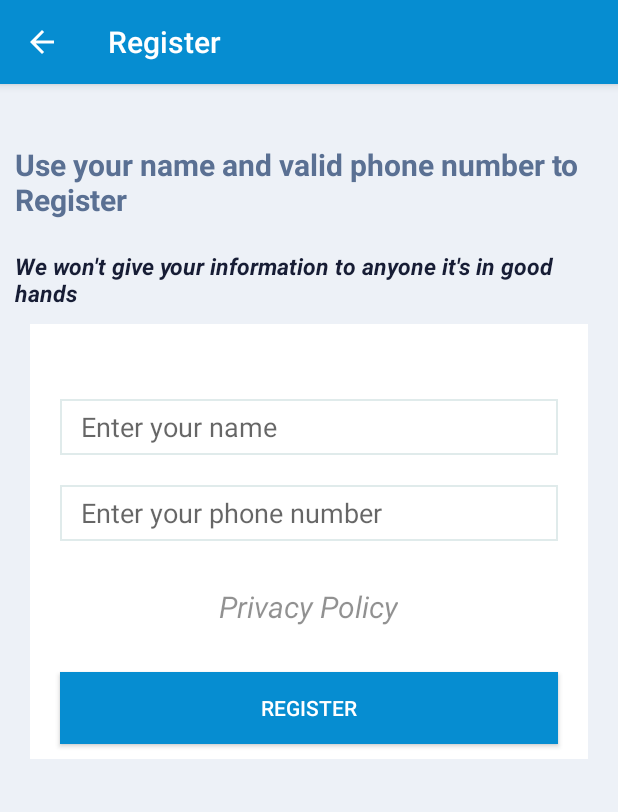
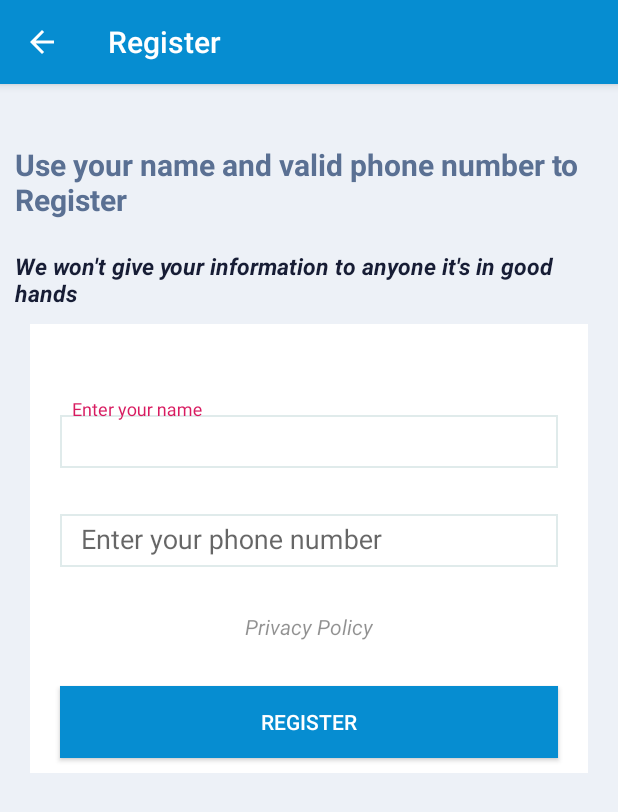
Before and after one commit to WakisaC/Geocoding-System-for-Navigation_Mobile_app, an Android app: the screen it shows after launch (Register), after a tap on "GET STARTED", on a phone screen of 412 x 824 dp. Shown: the top 812 px of the screen. Run offline under Robolectric (Android 15) with nearby library versions, the phone set to English and light mode, and no system bars; Roboto replaces fonts that are not available here.

Commit message:
APK_Prototype

```diff
--- a/app/build.gradle
+++ b/app/build.gradle
@@ -22,9 +22,10 @@ dependencies {
     implementation fileTree(dir: 'libs', include: ['*.jar'])
     implementation 'com.android.support:appcompat-v7:28.0.0'
     implementation 'com.android.support:design:28.0.0'
-    implementation 'com.android.volley:volley:1.1.0'
+    implementation 'com.android.volley:volley:1.1.1'
     implementation 'com.android.support.constraint:constraint-layout:1.1.3'
     testImplementation 'junit:junit:4.12'
     androidTestImplementation 'com.android.support.test:runner:1.0.2'
     androidTestImplementation 'com.android.support.test.espresso:espresso-core:3.0.2'
+
 }
--- a/app/src/main/AndroidManifest.xml
+++ b/app/src/main/AndroidManifest.xml
@@ -1,7 +1,7 @@
 <?xml version="1.0" encoding="utf-8"?>
 <manifest xmlns:android="http://schemas.android.com/apk/res/android"
     package="com.example.wakisac.myapplication">
-
+    <uses-permission android:name="android.permission.INTERNET"></uses-permission>
     <uses-permission android:name="android.permission.ACCESS_FINE_LOCATION" />
 
     <application
@@ -25,7 +25,6 @@
             android:theme="@style/AppTheme.NoActionBar">
             <intent-filter>
                 <action android:name="android.intent.action.MAIN" />
-
                 <category android:name="android.intent.category.LAUNCHER" />
             </intent-filter>
         </activity>
--- a/app/src/main/java/com/example/wakisac/myapplication/DatabaseHelper.java
+++ b/app/src/main/java/com/example/wakisac/myapplication/DatabaseHelper.java
@@ -3,32 +3,40 @@ package com.example.wakisac.myapplication;
 import android.content.ContentValues;
 import android.content.Context;
 import android.database.Cursor;
+import android.database.DatabaseErrorHandler;
 import android.database.sqlite.SQLiteDatabase;
 import android.database.sqlite.SQLiteOpenHelper;
-import android.support.annotation.Nullable;
 
-public class DatabaseHelper extends SQLiteOpenHelper {
-    public  static  final String DATABASE_NAME = "Register.db";
-    public  static  final String TABLE_NAME = "user";
-      public  static  final String COL_1= "NAME";
-    public  static  final String COL_2 = "PHONE_NUMER";
+public class   DatabaseHelper extends SQLiteOpenHelper {
+
+    public  static  final String DATABASE_NAME = "UserData.db";
+    public  static  final String TABLE_NAME = "users";
+     public  static  final String COL_1 = "NAME";
+    public  static  final String COL_2= "PHONE";
+
 
     public DatabaseHelper(Context context) {
-        super(context,DATABASE_NAME,null,1);
+        super(context, DATABASE_NAME,null,1);
+
     }
 
     @Override
     public void onCreate(SQLiteDatabase db) {
-        db.execSQL("create table "+TABLE_NAME +"(NAME TEXT,PHONE_NUMBER INTEGER)");
-
+        db.execSQL("create table "+TABLE_NAME +"(NAME TEXT,PHONE INTEGER)");
     }
 
     @Override
-    public void onUpgrade(SQLiteDatabase db, int oldVersion, int newVersion) {
+    public void onUpgrade(SQLiteDatabase db, int i, int i1) {
         db.execSQL(" DROP TABLE IF EXISTS "+TABLE_NAME);
         onCreate(db);
 
     }
+    public void deleteCreateTable(String tableName){
+        SQLiteDatabase db= getWritableDatabase();
+        db.execSQL(" DROP TABLE IF EXISTS "+tableName);
+        onCreate(db);
+    }
+
     public boolean insertData(String name,int phone){
         SQLiteDatabase db =this.getWritableDatabase();
         ContentValues contentValues = new ContentValues();
@@ -42,29 +50,39 @@ public class DatabaseHelper extends SQLiteOpenHelper {
         else
             return true;
     }
+
     public Cursor getAllData(){
         SQLiteDatabase db =this.getWritableDatabase();
         Cursor res = db.rawQuery("select * from "+TABLE_NAME,null);
         return res;
     }
 
-    // get name from database
-    public String getName(){
-        String name ;
-        String querry = "select NAME from TABLENAME where ID = 1";
+
+    public int delete(String id){
+        SQLiteDatabase db =this.getWritableDatabase();
+        return db.delete(TABLE_NAME,"ID = ? ",new String[]{id});
+    }
+
+    //method to check if any user exists in database
+
+    public boolean user_exists(){
+        int k=0;
+        boolean user_existence;
+        String querry = "select count(*) from users";
 
         Cursor cursor = getReadableDatabase().rawQuery(querry,null);
-        name = cursor.getString(0);
-        return name;
-    }
-    // get phone from database
-    public int gePhone(){
-       int phone ;
-        String querry = "select PHONE from TABLENAME where ID = 1";
 
-        Cursor cursor = getReadableDatabase().rawQuery(querry,null);
-        phone = cursor.getInt(0);
-        return phone;
+        if (cursor.getCount()>0){
+            cursor.moveToFirst();
+            k = cursor.getInt(0);
+
+            }
+        if(k>0)
+            return true;
+        else
+            return false;
+
     }
 
+
 }
--- a/app/src/main/java/com/example/wakisac/myapplication/Launcher.java
+++ b/app/src/main/java/com/example/wakisac/myapplication/Launcher.java
@@ -7,8 +7,12 @@ import android.support.design.widget.Snackbar;
 import android.support.v7.app.AppCompatActivity;
 import android.support.v7.widget.Toolbar;
 import android.view.View;
+import android.widget.Button;
+import android.widget.Toast;
 
 public class Launcher extends AppCompatActivity {
+    DatabaseHelper mydb;
+    Button button;
 
     @Override
     protected void onCreate(Bundle savedInstanceState) {
@@ -16,9 +20,20 @@ public class Launcher extends AppCompatActivity {
         setContentView(R.layout.activity_launcher);
         Toolbar toolbar = (Toolbar) findViewById(R.id.toolbar);
         setSupportActionBar(toolbar);
+
+        mydb =new DatabaseHelper(this);
+        button=(Button)findViewById(R.id.startButton);
+
+        button.setOnClickListener(new View.OnClickListener() {
+            @Override
+            public void onClick(View v) {
+                check_user();
+            }
+        });
     }
-        public void getStarted(View view){
-            register();
+        public void mainActivity(){
+            Intent intent = new Intent(this,MainActivity.class);
+            startActivity(intent);
         }
 
         public void register(){
@@ -26,5 +41,18 @@ public class Launcher extends AppCompatActivity {
             startActivity(intent);
         }
 
+        //method that checks if users exist in database
+
+    public void check_user(){
+
+       boolean existence = mydb.user_exists();
+
+       if (existence==true)
+          mainActivity();
+       else {
+           register();
+       }
+    }
+
 
 }
--- a/app/src/main/java/com/example/wakisac/myapplication/Register.java
+++ b/app/src/main/java/com/example/wakisac/myapplication/Register.java
@@ -21,6 +21,7 @@ public class Register extends AppCompatActivity {
     Button startButton;
     private ProgressBar pgsBar;
     AlertDialog.Builder builder;
+   // String server_url = "https://192.168.43.67:3001/api/report_fault"
 
     @Override
     protected void onCreate(Bundle savedInstanceState) {
@@ -80,8 +81,9 @@ public class Register extends AppCompatActivity {
 
         }
         else {
-            //convert the string for phone to integer
             final int phone = Integer.parseInt(userPhone);
+       //convert the string for phone to integer
+
             // add data to the database in phone
            // add(name,phone);
 
--- /dev/null
+++ b/app/src/main/res/drawable/launcher.xml
@@ -0,0 +1,5 @@
+<vector android:height="70dp" android:tint="#FFFFFF"
+    android:viewportHeight="24.0" android:viewportWidth="24.0"
+    android:width="70dp" xmlns:android="http://schemas.android.com/apk/res/android">
+    <path android:fillColor="#FF000000" android:pathData="M21,3L3,10.53v0.98l6.84,2.65L12.48,21h0.98L21,3z"/>
+</vector>
--- a/app/src/main/res/layout/content_register.xml
+++ b/app/src/main/res/layout/content_register.xml
@@ -60,16 +60,21 @@
                     android:layout_marginLeft="20dp"
                     >
 
-
-
+            <android.support.design.widget.TextInputLayout
+            android:layout_width="match_parent"
+            android:layout_height="wrap_content">
              <EditText
                 android:id="@+id/name"
                 android:layout_width="match_parent"
-                        android:layout_height="37dp"
+                android:layout_height="35dp"
                 android:layout_marginLeft="0dp"
                 android:layout_marginRight="20dp"
                 android:background="@drawable/textbox"
+                 android:inputType="textPersonName"
                 android:hint="   Enter your name" />
+            </android.support.design.widget.TextInputLayout>
+
+
     </LinearLayout>
     <LinearLayout
         android:layout_width="match_parent"
@@ -78,17 +83,20 @@
         android:layout_marginTop="20dp"
         >
 
-
+        <android.support.design.widget.TextInputLayout
+            android:layout_width="match_parent"
+            android:layout_height="wrap_content">
 
         <EditText
             android:id="@+id/phone"
             android:layout_width="match_parent"
-                        android:layout_height="37dp"
+            android:layout_height="35dp"
             android:layout_marginLeft="0dp"
             android:layout_marginRight="20dp"
             android:background="@drawable/textbox"
             android:hint="   Enter your phone number"
-                        android:inputType="number" />
+            android:inputType="phone" />
+        </android.support.design.widget.TextInputLayout>
     </LinearLayout>
 
                 <TextView
@@ -97,7 +105,6 @@
                     android:layout_marginTop="30dp"
                     android:text="Privacy Policy"
                     android:clickable="true"
-                    android:textSize="20dp"
                     android:textStyle="italic"
                     android:layout_gravity="center"
                     android:alpha="0.8"/>
--- a/app/src/main/res/mipmap-anydpi-v26/ic_launcher_round.xml
+++ b/app/src/main/res/mipmap-anydpi-v26/ic_launcher_round.xml
@@ -1,5 +1,5 @@
 <?xml version="1.0" encoding="utf-8"?>
 <adaptive-icon xmlns:android="http://schemas.android.com/apk/res/android">
-    <background android:drawable="@drawable/ic_launcher_background" />
-    <foreground android:drawable="@drawable/paper" />
+    <background android:drawable="@color/blue" />
+    <foreground android:drawable="@drawable/launcher" />
 </adaptive-icon>
--- a/app/src/main/res/values/strings.xml
+++ b/app/src/main/res/values/strings.xml
@@ -8,7 +8,7 @@
     <string name="action_settings">Settings</string>
     <string name="welcome_string"> <strong>Welcome \n To \n Incident Reporter</strong></string>
     <string name="title_activity_register">Register</string>
-    <string name="title_activity_launcher">Launcher</string>
+    <string name="title_activity_launcher">Incident Reporter</string>
     <string name="title_activity_electricity__fault">Electricity Fault</string>
     <string name="title_activity_water__fault">Water Fault</string>
 
```
Also changed, not shown: app/src/main/java/com/example/wakisac/myapplication/Electricity_Fault.java (+131 -21 lines), app/src/main/java/com/example/wakisac/myapplication/MainActivity.java (+6 -1 lines), app/src/main/res/layout/content_electricity__fault.xml (+11 -15 lines), app/src/main/res/layout/content_launcher.xml (+7 -7 lines). Lines whose indentation alone changed are shown as unchanged.
